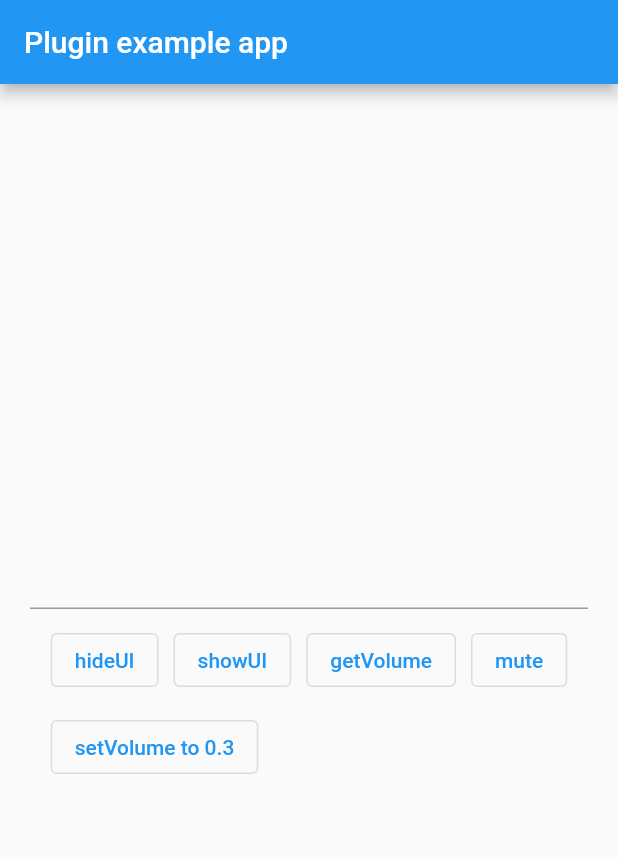
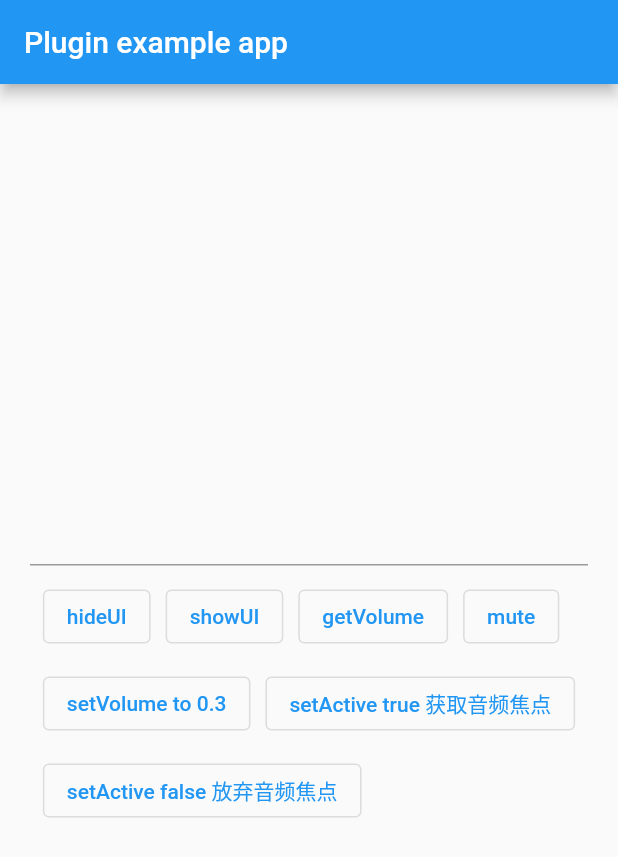
Before and after one commit to JiangJuHong/FlutterPerfectVolumeControl, a Flutter app: the screen it shows after launch, on a phone screen of 412 x 824 dp. Shown: the top 857 px of the screen. Run offline on Flutter 3.47's test engine with Material 2 defaults, Android fonts, the phone set to English and light mode, and no system bars.

Commit message:
添加setActive方法； 实例：我依赖了 FlutterPerfectVolumeControl 插件，当我在听歌时，打开我的App，则会中断我的音乐播放。 原因：当plugin 调用 register()时，会调用AVAudioSession.sharedInstance().setActive(true)方法，如果此时其他音频正在播放音乐(QQ音乐)，则会暂停其他音频。 解决方案：把设置 setActive() 方法提取出来作为公共方法，让开发人员自由选择，默认false 不做处理。 setActive(true) 抢夺音频焦点，中断其他音频， setActive(false)不会抢夺音频焦点 建议：我只是简单处理了一下，还有其他 Category，需要设置。

```diff
--- a/example/lib/main.dart
+++ b/example/lib/main.dart
@@ -72,7 +72,7 @@ class _MyAppState extends State<MyApp> {
                         child: Text("getVolume"),
                         onPressed: () async {
                           double volume =
-                              await PerfectVolumeControl.getVolume();
+                          await PerfectVolumeControl.getVolume();
                           _textEditingController.text = "$volume";
                         },
                       ),
@@ -88,7 +88,21 @@ class _MyAppState extends State<MyApp> {
                         onPressed: () async {
                           await PerfectVolumeControl.setVolume(0.3);
                           _textEditingController.text =
-                              "setVolume to 0.3 finish";
+                          "setVolume to 0.3 finish";
+                        },
+                      ),
+                      OutlinedButton(
+                        child: Text("setActive true 获取音频焦点"),
+                        onPressed: () async {
+                          PerfectVolumeControl.setActive = true;
+                          _textEditingController.text = "setActive true";
+                        },
+                      ),
+                      OutlinedButton(
+                        child: Text("setActive false 放弃音频焦点"),
+                        onPressed: () async {
+                          PerfectVolumeControl.setActive = false;
+                          _textEditingController.text = "setActive false";
                         },
                       ),
                     ],
--- a/lib/perfect_volume_control.dart
+++ b/lib/perfect_volume_control.dart
@@ -4,12 +4,12 @@ import 'package:flutter/services.dart';
 
 class PerfectVolumeControl {
   static const MethodChannel _channel =
-      const MethodChannel('perfect_volume_control');
+  const MethodChannel('perfect_volume_control');
 
   /// 音量改变监听器流
   /// Volume change monitor flow
   static StreamController<double> _streamController =
-      StreamController.broadcast();
+  StreamController.broadcast();
 
   /// 音量改变监听器名称
   /// Volume change monitor name
@@ -53,4 +53,10 @@ class PerfectVolumeControl {
     assert(volume >= 0 && volume <= 1);
     return await _channel.invokeMethod('setVolume', {"volume": volume});
   }
+
+  /// 设置[active]模式 默认 false 不占用音频焦点 当设置为 true，会暂停其他音频
+  /// Set active mode Default false Does not occupy audio focus When set to true, other audio is paused
+  static set setActive(bool active) {
+    _channel.invokeMethod('setActive', {"active": active});
+  }
 }
```
Also changed, not shown: example/pubspec.lock, pubspec.lock, 2 other files.
